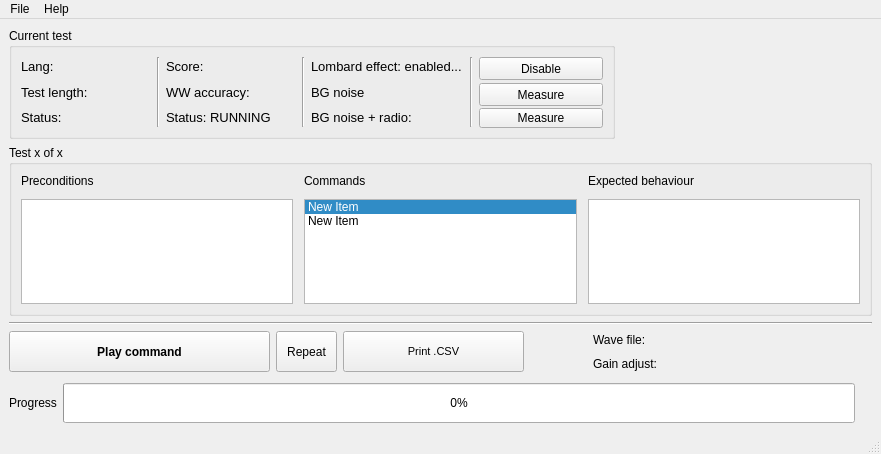
Qt form source/gui/window.ui (albertoccelli/VORTEX) before a commit.
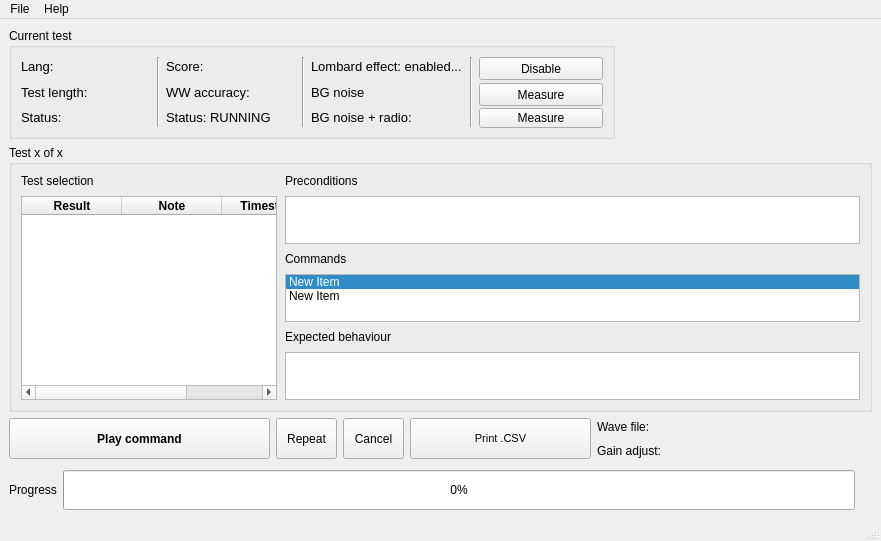
The same form after that commit. Icons and pictures are not drawn.

```diff
--- a/source/gui/window.ui
+++ b/source/gui/window.ui
@@ -10,7 +10,7 @@
     <x>0</x>
     <y>0</y>
     <width>881</width>
-    <height>454</height>
+    <height>541</height>
    </rect>
   </property>
   <property name="sizePolicy">
@@ -338,9 +338,9 @@
             </property>
             <layout class="QHBoxLayout" name="horizontalLayout_11">
              <item>
-              <layout class="QHBoxLayout" name="horizontalLayout_4">
+              <layout class="QHBoxLayout" name="horizontalLayout_4" stretch="4,9">
                <property name="spacing">
-                <number>11</number>
+                <number>8</number>
                </property>
                <property name="leftMargin">
                 <number>0</number>
@@ -348,6 +348,72 @@
                <item>
                 <layout class="QVBoxLayout" name="verticalLayout_4">
                  <item>
+                  <widget class="QLabel" name="label_3">
+                   <property name="sizePolicy">
+                    <sizepolicy hsizetype="Preferred" vsizetype="Fixed">
+                     <horstretch>0</horstretch>
+                     <verstretch>0</verstretch>
+                    </sizepolicy>
+                   </property>
+                   <property name="text">
+                    <string>Test selection</string>
+                   </property>
+                  </widget>
+                 </item>
+                 <item>
+                  <widget class="QTableWidget" name="tableWidget">
+                   <property name="sizePolicy">
+                    <sizepolicy hsizetype="Ignored" vsizetype="Preferred">
+                     <horstretch>0</horstretch>
+                     <verstretch>0</verstretch>
+                    </sizepolicy>
+                   </property>
+                   <property name="editTriggers">
+                    <set>QAbstractItemView::AnyKeyPressed|QAbstractItemView::DoubleClicked</set>
+                   </property>
+                   <property name="cornerButtonEnabled">
+                    <bool>true</bool>
+                   </property>
+                   <column>
+                    <property name="text">
+                     <string>Result</string>
+                    </property>
+                    <property name="font">
+                     <font>
+                      <weight>75</weight>
+                      <bold>true</bold>
+                     </font>
+                    </property>
+                   </column>
+                   <column>
+                    <property name="text">
+                     <string>Note</string>
+                    </property>
+                    <property name="font">
+                     <font>
+                      <weight>75</weight>
+                      <bold>true</bold>
+                     </font>
+                    </property>
+                   </column>
+                   <column>
+                    <property name="text">
+                     <string>Timestamp</string>
+                    </property>
+                    <property name="font">
+                     <font>
+                      <weight>75</weight>
+                      <bold>true</bold>
+                     </font>
+                    </property>
+                   </column>
+                  </widget>
+                 </item>
+                </layout>
+               </item>
+               <item>
+                <layout class="QVBoxLayout" name="verticalLayout_5">
+                 <item>
                   <widget class="QLabel" name="label">
                    <property name="sizePolicy">
                     <sizepolicy hsizetype="Preferred" vsizetype="Fixed">
@@ -363,7 +429,7 @@
                  <item>
                   <widget class="QTextBrowser" name="precBox">
                    <property name="sizePolicy">
-                    <sizepolicy hsizetype="Expanding" vsizetype="Ignored">
+                    <sizepolicy hsizetype="Minimum" vsizetype="Preferred">
                      <horstretch>0</horstretch>
                      <verstretch>0</verstretch>
                     </sizepolicy>
@@ -377,10 +443,6 @@
                    </property>
                   </widget>
                  </item>
-                </layout>
-               </item>
-               <item>
-                <layout class="QVBoxLayout" name="verticalLayout_5">
                  <item>
                   <widget class="QLabel" name="commandsLabel">
                    <property name="sizePolicy">
@@ -397,7 +459,7 @@
                  <item>
                   <widget class="QListWidget" name="commandsBox">
                    <property name="sizePolicy">
-                    <sizepolicy hsizetype="Expanding" vsizetype="Ignored">
+                    <sizepolicy hsizetype="Minimum" vsizetype="Maximum">
                      <horstretch>0</horstretch>
                      <verstretch>0</verstretch>
                     </sizepolicy>
@@ -423,10 +485,6 @@
                    </item>
                   </widget>
                  </item>
-                </layout>
-               </item>
-               <item>
-                <layout class="QVBoxLayout" name="verticalLayout_8">
                  <item>
                   <widget class="QLabel" name="expectedLabel">
                    <property name="sizePolicy">
@@ -443,7 +501,7 @@
                  <item>
                   <widget class="QListWidget" name="expectedBox">
                    <property name="sizePolicy">
-                    <sizepolicy hsizetype="Expanding" vsizetype="Ignored">
+                    <sizepolicy hsizetype="Minimum" vsizetype="Maximum">
                      <horstretch>0</horstretch>
                      <verstretch>0</verstretch>
                     </sizepolicy>
@@ -461,13 +519,6 @@
         </item>
        </layout>
       </item>
-      <item>
-       <widget class="Line" name="line_4">
-        <property name="orientation">
-         <enum>Qt::Horizontal</enum>
-        </property>
-       </widget>
-      </item>
       <item>
        <layout class="QVBoxLayout" name="verticalLayout_12">
         <item>
@@ -526,7 +577,26 @@
            </widget>
           </item>
           <item>
-           <layout class="QHBoxLayout" name="horizontalLayout_9"/>
+           <widget class="QPushButton" name="cancel_button">
+            <property name="minimumSize">
+             <size>
+              <width>61</width>
+              <height>41</height>
+             </size>
+            </property>
+            <property name="maximumSize">
+             <size>
+              <width>61</width>
+              <height>41</height>
+             </size>
+            </property>
+            <property name="text">
+             <string>Cancel</string>
+            </property>
+            <property name="shortcut">
+             <string>Ctrl+C</string>
+            </property>
+           </widget>
           </item>
           <item>
            <widget class="QPushButton" name="printButton">
```
Left out of the diff: 6 changed lines with no effect on the pictures.
